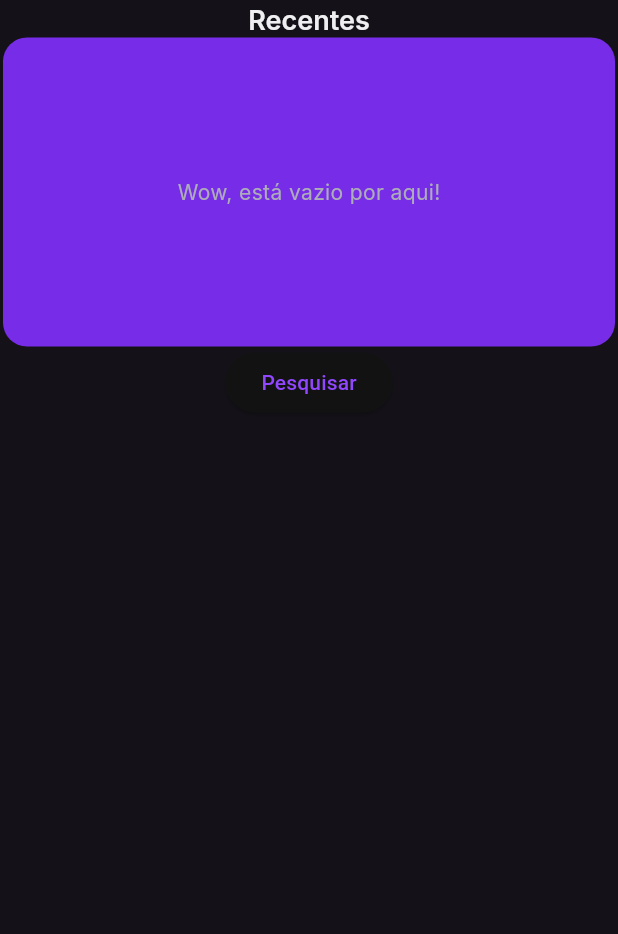
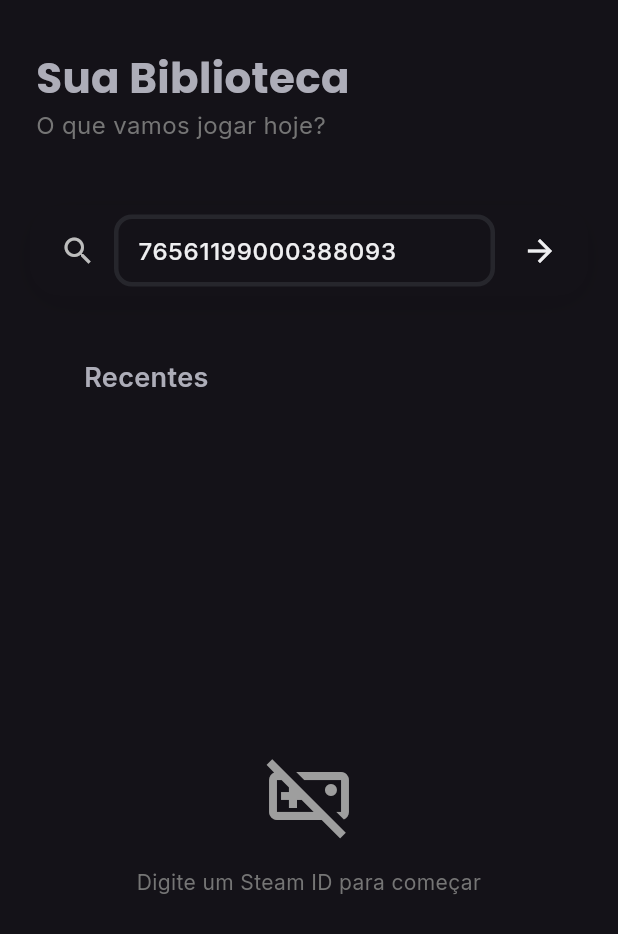
Before and after one commit to pedrokGs/BacklogRoulette, a Flutter app: the LibraryScreen screen opened directly, on a phone screen of 412 x 824 dp. Shown: the top 934 px of the screen. Run offline on Flutter 3.47's test engine with Material 3 defaults, Android fonts, the phone set to English and light mode, and no system bars; our stand-ins replace audioplayers, cached_network_image, carousel_slider, cloud_firestore, firebase_auth, firebase_core and 6 more; accounts and stored records are empty; generated files the repository leaves out were written again.

Commit message:
Redesign of the library screen, caching of games so loading doesn't take ages and consume apis each time, search bar so any user can load their games.
Next in line -> Settings page so user can change theme & log out, fun up roulette settings >:), add vanity-url support to search

```diff
--- a/lib/di/service_providers.dart
+++ b/lib/di/service_providers.dart
@@ -3,6 +3,7 @@
 import 'package:backlog_roulette/features/games/models/repositories/game_repository.dart';
 import 'package:backlog_roulette/features/games/models/services/igdb_service.dart';
 import 'package:backlog_roulette/features/games/models/services/steam_game_service.dart';
+import 'package:cloud_firestore/cloud_firestore.dart';
 import 'package:firebase_auth/firebase_auth.dart';
 import 'package:flutter_riverpod/flutter_riverpod.dart';
 
@@ -15,6 +16,6 @@
     clientSecret: ref.read(igdbClientSecretProvider),
   ),
 );
-final gameRepositoryProvider = Provider((ref) => GameRepository(steamService: ref.watch(steamGameServiceProvider), igdbService: ref.watch(igdbServiceProvider)),);
+final gameRepositoryProvider = Provider((ref) => GameRepository(steamService: ref.watch(steamGameServiceProvider), igdbService: ref.watch(igdbServiceProvider), firestore: FirebaseFirestore.instance),);
 
 final authServiceProvider = Provider((ref) => AuthService(firebaseAuth: FirebaseAuth.instance),);
--- a/lib/features/games/models/models/game/game.dart
+++ b/lib/features/games/models/models/game/game.dart
@@ -13,6 +13,7 @@
     required String igdbCoverUrl,
     required List<String> genres,
     required GameState gameState,
+    String? igdbId,
     String? steamAppId,
     @Default(0) int playtime,
     @Default(0) int timeLastPlayed,
@@ -32,6 +33,7 @@
       genres: [],
       gameState: playtime > 0 ? GameState.playing : GameState.notPlayed,
       steamAppId: appId ?? '',
+      igdbId: '',
       playtime: playtime,
       timeLastPlayed: json['rtime_last_played'] ?? 0,
       isManualEntry: false,
--- a/lib/features/games/views/screens/library_screen.dart
+++ b/lib/features/games/views/screens/library_screen.dart
@@ -5,97 +5,234 @@
 import 'package:flutter_riverpod/flutter_riverpod.dart';
 import 'package:carousel_slider/carousel_slider.dart';
 import 'package:go_router/go_router.dart';
+import 'package:google_fonts/google_fonts.dart';
+import 'package:loading_animation_widget/loading_animation_widget.dart';
 
 class LibraryScreen extends ConsumerStatefulWidget {
   const LibraryScreen({super.key});
 
   @override
-  ConsumerState createState() => _SearchGamesState();
+  ConsumerState createState() => _LibraryScreenState();
 }
 
-class _SearchGamesState extends ConsumerState<LibraryScreen> {
+class _LibraryScreenState extends ConsumerState<LibraryScreen> {
+  final TextEditingController _searchController = TextEditingController(text: '76561199000388093'); // Valor padrão para teste
+
   @override
-  void initState() {
-    super.initState();
+  void dispose() {
+    _searchController.dispose();
+    super.dispose();
+  }
+
+  void _performSearch() {
+    if (_searchController.text.isNotEmpty) {
+      FocusScope.of(context).unfocus();
+      ref.read(libraryStateNotifier.notifier)
+          .searchGamesForUserId(_searchController.text);
+    }
   }
 
   @override
   Widget build(BuildContext context) {
     final state = ref.watch(libraryStateNotifier);
 
+    ref.listen<LibraryScreenState>(libraryStateNotifier, (previous, next) {
+      next.maybeWhen(
+        error: (message) {
+          ScaffoldMessenger.of(context).showSnackBar(
+            SnackBar(
+              content: Text(message),
+              backgroundColor: Colors.redAccent,
+              behavior: SnackBarBehavior.floating,
+            ),
+          );
+        },
+        orElse: () {},
+      );
+    });
+
     return Scaffold(
+      backgroundColor: Theme.of(context).scaffoldBackgroundColor,
       body: SafeArea(
+        child: CustomScrollView(
+          slivers: [
+            SliverToBoxAdapter(
               child: Padding(
-          padding: EdgeInsets.all(2),
-          child: Center(
+                padding: const EdgeInsets.symmetric(horizontal: 24.0, vertical: 32.0),
                 child: Column(
+                  crossAxisAlignment: CrossAxisAlignment.start,
                   children: [
-                Text("Recentes", style: Theme.of(context).textTheme.titleLarge),
-                Container(
-                  width: MediaQuery.of(context).size.width * 1,
-                  height: MediaQuery.of(context).size.height * 0.25,
-                  decoration: BoxDecoration(
-                    borderRadius: BorderRadius.circular(16.0),
-                    color: Theme.of(context).colorScheme.primaryContainer,
+                    Text(
+                      "Sua Biblioteca",
+                      style: GoogleFonts.poppins(
+                        fontSize: 28,
+                        fontWeight: FontWeight.bold,
                       ),
-                  child: state.when(
-                    initial: () =>
-                        Center(child: Text("Wow, está vazio por aqui!")),
-                    error: (error) {
-                      showDialog(
-                        context: context,
-                        builder: (context) => Dialog(
-                          child: Column(
-                            children: [
-                              Text("Ocorreu um Erro!"),
-                              Icon(Icons.warning),
-                              Text(error),
-                              Row(
-                                children: [
-                                  ElevatedButton(
-                                    onPressed: () => context.pop(),
-                                    child: Text("Ok"),
+                    ),
+                    Text(
+                      "O que vamos jogar hoje?",
+                      style: TextStyle(
+                        fontSize: 16,
+                        color: Colors.grey[600],
+                      ),
                     ),
                   ],
+                ),
+              ),
+            ),
+
+            SliverToBoxAdapter(
+              child: Padding(
+                padding: const EdgeInsets.symmetric(horizontal: 20.0, vertical: 10),
+                child: _buildSearchBar(),
+              ),
+            ),
+
+            SliverToBoxAdapter(child: SizedBox(height: 24)),
+
+            SliverToBoxAdapter(
+              child: Padding(
+                padding: const EdgeInsets.symmetric(horizontal: 24.0, vertical: 8),
+                child: Row(
+                  children: [
+                    Icon(Icons.history, color: Theme.of(context).primaryColor),
+                    SizedBox(width: 8),
+                    Text(
+                      "Recentes",
+                      style: TextStyle(
+                        fontSize: 18,
+                        fontWeight: FontWeight.w600,
+                      ),
+                    ),
+                  ],
+                ),
+              ),
+            ),
+
+            SliverFillRemaining(
+              hasScrollBody: false,
+              child: state.when(
+                initial: () => _buildEmptyState("Digite um Steam ID para começar"),
+                loading: () => _buildLoadingState(),
+                error: (_) => _buildEmptyState("Não foi possível carregar os jogos"),
+                loaded: (games) {
+                  if (games.isEmpty) return _buildEmptyState("Nenhum jogo encontrado.");
+
+                  return Column(
+                    children: [
+                      SizedBox(height: 20),
+                      CarouselSlider(
+                        items: games.map((game) {
+                          return Container(
+                            margin: EdgeInsets.symmetric(horizontal: 5),
+                            decoration: BoxDecoration(
+                              boxShadow: [
+                                BoxShadow(
+                                  color: Colors.black.withOpacity(0.2),
+                                  blurRadius: 10,
+                                  offset: Offset(0, 5),
+                                )
+                              ],
+                            ),
+                            child: GameCard(game: game),
+                          );
+                        }).toList(),
+                        options: CarouselOptions(
+                          height: 300,
+                          viewportFraction: 0.65,
+                          enlargeCenterPage: true,
+                          enlargeFactor: 0.25,
+                          enableInfiniteScroll: false,
+                          scrollPhysics: BouncingScrollPhysics(),
+                        ),
+                      ),
+                    ],
+                  );
+                },
+              ),
             ),
           ],
         ),
       ),
     );
-                      return Center(child: Text("Wow, está vazio por aqui!"));
-                    },
-                    loading: () => Center(child: CircularProgressIndicator()),
-                    loaded: (games) => Padding(
-                      padding: const EdgeInsets.all(12.0),
-                      child: CarouselSlider(
-                        items: games
-                            .map(
-                              (e) => Padding(
-                                padding: EdgeInsets.all(2),
-                                child: GameCard(game: e),
-                              ),
-                            )
-                            .toList(),
-                        options: CarouselOptions(
-                          aspectRatio: 2,
-                          viewportFraction: 0.6,
-                          enableInfiniteScroll: false,
+  }
 
-                          animateToClosest: true,
-                        ),
-                      ),
-                    ),
-                  ),
-                ),
-                ElevatedButton(
-                  onPressed: () => ref
-                      .read(libraryStateNotifier.notifier)
-                      .searchGamesForUserId('76561199000388093'),
-                  child: Text('Pesquisar'),
+  Widget _buildSearchBar() {
+    final colorScheme = Theme.of(context).colorScheme;
+
+    return Container(
+      height: 60,
+      decoration: BoxDecoration(
+        color: Theme.of(context).cardColor,
+        borderRadius: BorderRadius.circular(20),
+        boxShadow: [
+          BoxShadow(
+            color: Colors.black.withValues(alpha: 0.08),
+            blurRadius: 20,
+            offset: Offset(0, 5),
           ),
         ],
       ),
+      padding: EdgeInsets.symmetric(horizontal: 8),
+      child: Row(
+        children: [
+          const SizedBox(width: 12),
+          Icon(Icons.search, color: Colors.grey[400]),
+          const SizedBox(width: 12),
+          Expanded(
+            child: TextField(
+              controller: _searchController,
+              style: TextStyle(fontWeight: FontWeight.w500),
+              decoration: InputDecoration(
+                hintText: "Steam ID...",
+                hintStyle: TextStyle(color: Colors.grey[400]),
+                border: InputBorder.none,
+                isDense: true,
               ),
+              onSubmitted: (_) => _performSearch(),
+            ),
+          ),
+          const SizedBox(width: 6),
+          Container(
+            margin: EdgeInsets.symmetric(vertical: 8),
+            decoration: BoxDecoration(
+              borderRadius: BorderRadius.circular(14),
+            ),
+            child: IconButton(
+              icon: Icon(Icons.arrow_forward, color: colorScheme.onPrimary),
+              onPressed: _performSearch,
+              tooltip: "Pesquisar",
+            ),
+          ),
+        ],
+      ),
+    );
+  }
+
+  Widget _buildLoadingState() {
+    return Center(
+      child: LoadingAnimationWidget.staggeredDotsWave(
+        color: Theme.of(context).colorScheme.primary,
+        size: 50,
+      ),
+    );
+  }
+
+  Widget _buildEmptyState(String message) {
+    return Center(
+      child: Padding(
+        padding: const EdgeInsets.all(32.0),
+        child: Column(
+          mainAxisAlignment: MainAxisAlignment.center,
+          children: [
+            Icon(Icons.videogame_asset_off_outlined, size: 64, color: Colors.grey),
+            SizedBox(height: 16),
+            Text(
+              message,
+              textAlign: TextAlign.center,
+              style: TextStyle(color: Colors.grey[600]),
+            ),
+          ],
         ),
       ),
     );
```
Also changed, not shown: lib/features/games/models/models/game_metadata/game_metadata.dart (added, +51 -0 lines), lib/features/games/models/repositories/game_repository.dart (+74 -32 lines), lib/features/games/models/services/igdb_service.dart (+82 -49 lines), lib/features/games/models/services/steam_game_service.dart (+12 -1 lines), lib/features/games/views/widgets/game_card.dart (+2 -5 lines), lib/features/auth/viewmodels/states/auth_state.freezed.dart (added), lib/features/games/models/models/game/game.freezed.dart, lib/features/games/models/models/game/game.g.dart, 1 other file. Lines whose indentation alone changed are shown as unchanged.
